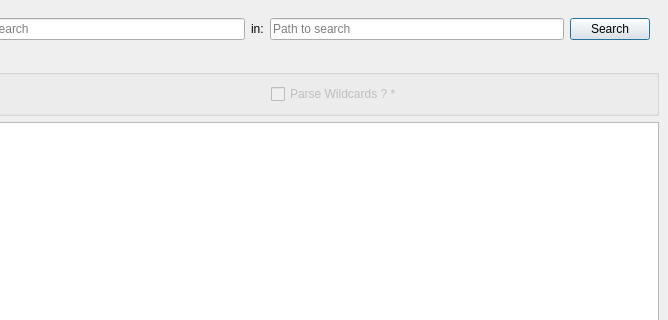
First picture: the form in src/searchwindow.ui, repository kitswas/File-Manager, before the edit; both pictures show x 132 to 800 and y 0 to 320 of the 800 by 600 pixel window.
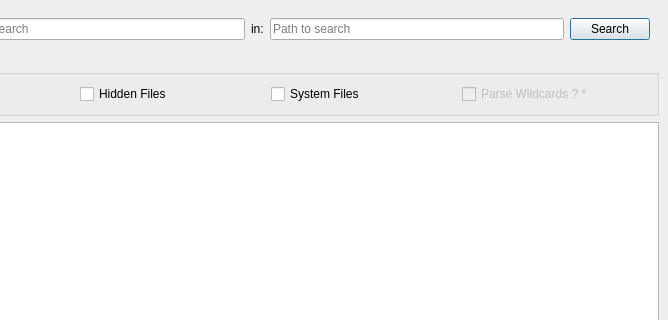
Second picture: the form after the edit. Icons and pictures are not drawn.

Commit message:
2 more search filters
For hidden and system entries

The edit to the form file:
```diff
--- a/src/searchwindow.ui
+++ b/src/searchwindow.ui
@@ -79,6 +79,20 @@
          </property>
         </widget>
        </item>
+       <item>
+        <widget class="QCheckBox" name="searchHidden">
+         <property name="text">
+          <string>Hidden Files</string>
+         </property>
+        </widget>
+       </item>
+       <item>
+        <widget class="QCheckBox" name="searchSystem">
+         <property name="text">
+          <string>System Files</string>
+         </property>
+        </widget>
+       </item>
        <item>
         <widget class="QCheckBox" name="checkBox">
          <property name="enabled">
```
The commit also changes 1 other file.
